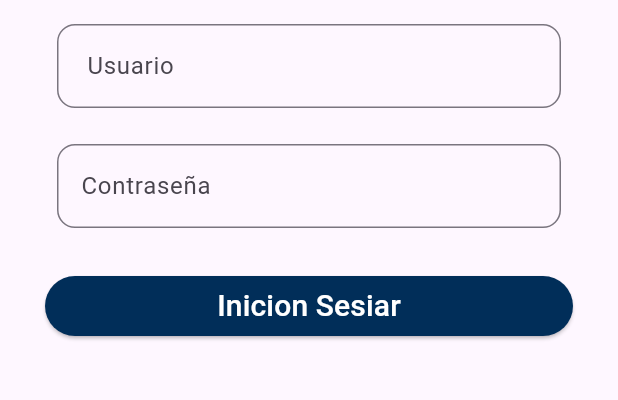
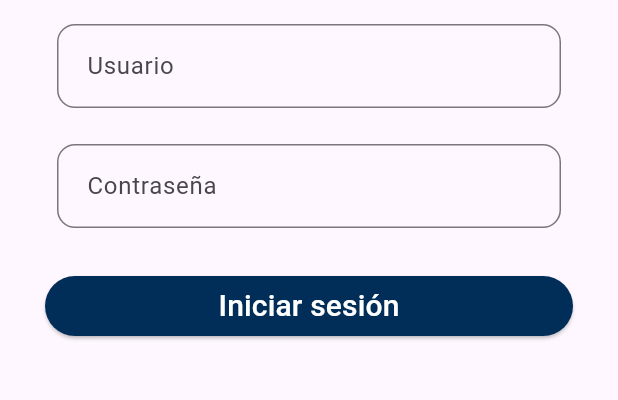
Before and after one commit to Gabriel-Perez-Marquez/credito-solitario-mobile, a Flutter app: the screen it shows after launch, on a phone screen of 412 x 824 dp, the part 570-970 px from its top. Run offline on Flutter 3.47's test engine with Material 3 defaults, Android fonts, the phone set to English and light mode, and no system bars; our stand-ins replace bloc, flutter_bloc, flutter_svg.

Commit message:
Login con bloc y conexion a la api hecho

```diff
--- /dev/null
+++ b/lib/features/login_page/bloc/login_page_event.dart
@@ -0,0 +1,11 @@
+part of 'login_page_bloc.dart';
+
+@immutable
+sealed class LoginPageEvent {}
+
+final class LoginSubmitted extends LoginPageEvent {
+  final String email;
+  final String password;
+
+  LoginSubmitted({required this.email, required this.password});
+}
--- /dev/null
+++ b/lib/features/login_page/bloc/login_page_state.dart
@@ -0,0 +1,15 @@
+part of 'login_page_bloc.dart';
+
+@immutable
+sealed class LoginPageState {}
+
+final class LoginPageInitial extends LoginPageState {}
+
+final class LoginPageLoading extends LoginPageState {}
+
+final class LoginPageSuccess extends LoginPageState {}
+
+final class LoginPageError extends LoginPageState {
+  final String error;
+  LoginPageError({required this.error});
+}
--- /dev/null
+++ b/lib/features/login_page/ui/login_page.dart
@@ -0,0 +1,163 @@
+import 'package:credito_solitario_mobile/features/login_page/bloc/login_page_bloc.dart';
+import 'package:credito_solitario_mobile/core/services/login_service.dart';
+import 'package:credito_solitario_mobile/pages/home_page_view.dart';
+import 'package:flutter/material.dart';
+import 'package:flutter_bloc/flutter_bloc.dart';
+import 'package:flutter_svg/flutter_svg.dart';
+
+class LoginPage extends StatelessWidget {
+  const LoginPage({super.key});
+
+  @override
+  Widget build(BuildContext context) {
+    return BlocProvider(
+      create: (context) => LoginPageBloc(loginService: LoginService()),
+      child: const LoginPageView(),
+    );
+  }
+}
+
+class LoginPageView extends StatefulWidget {
+  const LoginPageView({super.key});
+
+  @override
+  State<LoginPageView> createState() => _LoginPageViewState();
+}
+
+class _LoginPageViewState extends State<LoginPageView> {
+  final TextEditingController _usernameController = TextEditingController();
+  final TextEditingController _passwordController = TextEditingController();
+
+  @override
+  void dispose() {
+    _usernameController.dispose();
+    _passwordController.dispose();
+    super.dispose();
+  }
+
+  @override
+  Widget build(BuildContext context) {
+    return Scaffold(
+      body: BlocConsumer<LoginPageBloc, LoginPageState>(
+        listener: (context, state) {
+          if (state is LoginPageSuccess) {
+            // Navegar a la página principal
+            Navigator.pushReplacement(
+              context,
+              MaterialPageRoute(builder: (context) => const HomePageView()),
+            );
+          } else if (state is LoginPageError) {
+            // Mostrar error
+            ScaffoldMessenger.of(context).showSnackBar(
+              SnackBar(
+                content: Text(state.error),
+                backgroundColor: Colors.red,
+                duration: const Duration(seconds: 3),
+              ),
+            );
+          }
+        },
+        builder: (context, state) {
+          final isLoading = state is LoginPageLoading;
+
+          return Padding(
+            padding: const EdgeInsets.all(30.0),
+            child: Column(
+              crossAxisAlignment: CrossAxisAlignment.start,
+              children: [
+                SvgPicture.asset(
+                  'assets/images/Logo-CreditoSolidario.svg',
+                  width: 350,
+                ),
+                Padding(
+                  padding: const EdgeInsets.symmetric(
+                    horizontal: 8,
+                    vertical: 16,
+                  ),
+                  child: TextField(
+                    controller: _usernameController,
+                    enabled: !isLoading,
+                    decoration: InputDecoration(
+                      border: OutlineInputBorder(
+                        borderRadius: BorderRadius.circular(12),
+                      ),
+                      hintText: 'Usuario',
+                      contentPadding: const EdgeInsets.all(16),
+                    ),
+                  ),
+                ),
+                Padding(
+                  padding: const EdgeInsets.symmetric(
+                    horizontal: 8,
+                    vertical: 8,
+                  ),
+                  child: TextField(
+                    controller: _passwordController,
+                    enabled: !isLoading,
+                    obscureText: true,
+                    decoration: InputDecoration(
+                      border: OutlineInputBorder(
+                        borderRadius: BorderRadius.circular(12),
+                      ),
+                      hintText: 'Contraseña',
+                      contentPadding: const EdgeInsets.all(16),
+                    ),
+                  ),
+                ),
+                const SizedBox(height: 20),
+                SizedBox(
+                  width: double.infinity,
+                  child: ElevatedButton(
+                    onPressed: isLoading
+                        ? null
+                        : () {
+                            final username = _usernameController.text.trim();
+                            final password = _passwordController.text.trim();
+
+                            if (username.isEmpty || password.isEmpty) {
+                              ScaffoldMessenger.of(context).showSnackBar(
+                                const SnackBar(
+                                  content: Text(
+                                    'Por favor, complete todos los campos',
+                                  ),
+                                  backgroundColor: Colors.orange,
+                                ),
+                              );
+                              return;
+                            }
+
+                            context.read<LoginPageBloc>().add(
+                              LoginSubmitted(
+                                email: username,
+                                password: password,
+                              ),
+                            );
+                          },
+                    style: ButtonStyle(
+                      backgroundColor: WidgetStateProperty.all(
+                        const Color.fromARGB(255, 1, 46, 89),
+                      ),
+                    ),
+                    child: isLoading
+                        ? const SizedBox(
+                            height: 20,
+                            width: 20,
+                            child: CircularProgressIndicator(
+                              color: Colors.white,
+                              strokeWidth: 2,
+                            ),
+                          )
+                        : const Text(
+                            'Iniciar sesión',
+                            style: TextStyle(fontSize: 20, color: Colors.white),
+                          ),
+                  ),
+                ),
+              ],
+            ),
+          );
+        },
+      ),
+    );
+  }
+}
--- a/lib/main.dart
+++ b/lib/main.dart
@@ -1,5 +1,4 @@
-import 'package:credito_solitario_mobile/pages/home_page_view.dart';
-import 'package:credito_solitario_mobile/pages/login.dart';
+import 'package:credito_solitario_mobile/features/login_page/ui/login_page.dart';
 import 'package:flutter/material.dart';
 
 void main() {
@@ -17,7 +16,7 @@ class MyApp extends StatelessWidget {
       theme: ThemeData(
         colorScheme: .fromSeed(seedColor: Colors.deepPurple),
       ),
-      home: const LoginPageView(),
+      home: const LoginPage(),
     );
   }
 }
--- a/lib/pages/login.dart
+++ /dev/null
@@ -1,56 +0,0 @@
-import 'package:credito_solitario_mobile/pages/home_page_view.dart';
-import 'package:flutter/material.dart';
-import 'package:flutter_svg/flutter_svg.dart';
-
-class LoginPageView extends StatelessWidget {
-  const LoginPageView({super.key});
-
-  @override
-  Widget build(BuildContext context) {
-    return Scaffold(
-      body: Padding(
-        padding: const EdgeInsets.all(30.0),
-        child: Column(
-          crossAxisAlignment: CrossAxisAlignment.start,
-          children: [
-            SvgPicture.asset('assets/images/Logo-CreditoSolidario.svg',
-            width: 350,),
-            Padding(
-              padding: EdgeInsets.symmetric(horizontal: 8, vertical: 16),
-              child: TextField(
-                decoration: InputDecoration(
-                  border: OutlineInputBorder(
-                    borderRadius: BorderRadius.circular(12),
-                  ),
-                  hintText: 'Usuario',
-                  contentPadding: EdgeInsets.all(16),
-                ),
-              ),
-            ),
-            Padding(
-              padding: EdgeInsets.symmetric(horizontal: 8, vertical: 8),
-              child: TextField(
-                decoration: InputDecoration(
-                  border: OutlineInputBorder(
-                    borderRadius: BorderRadius.circular(12)
-                  ),
-                  hintText: 'Contraseña',
-                ),
-              ),
-            ),
-            SizedBox(height: 20,),
-            SizedBox(
-              width: double.infinity,
-              child: ElevatedButton(onPressed: () {
-                Navigator.push(
-                    context,
-                    MaterialPageRoute(builder: (context) => const HomePageView()),
-                  );
-              }, style: ButtonStyle(backgroundColor: WidgetStateProperty.all(Color.fromARGB(255, 1, 46, 89))), child: Text('Inicion Sesiar', style: TextStyle(fontSize: 20, color: Colors.white),),),
-            )
-
-          ]),
-      ),
-    );
-  }
-}
--- a/pubspec.yaml
+++ b/pubspec.yaml
@@ -35,6 +35,11 @@ dependencies:
   # Use with the CupertinoIcons class for iOS style icons.
   cupertino_icons: ^1.0.8
   flutter_svg: ^2.2.3
+  bloc: ^8.1.4
+  flutter_bloc: ^8.1.6
+  http: ^1.2.0
+  equatable: ^2.0.7
+
 
 dev_dependencies:
   flutter_test:
```
Also changed, not shown: lib/core/services/login_service.dart (added, +31 -0 lines), lib/features/login_page/bloc/login_page_bloc.dart (added, +33 -0 lines), pubspec.lock.
